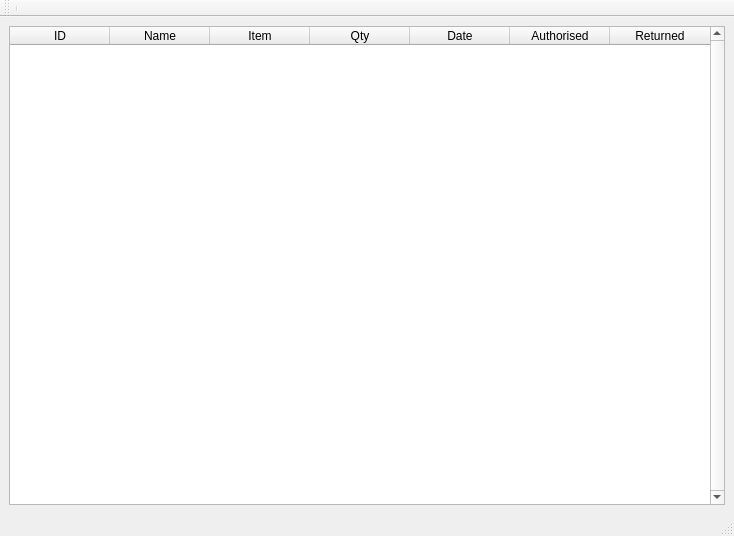
an-owl/storeman, file mainwindow.ui: the form before one commit.
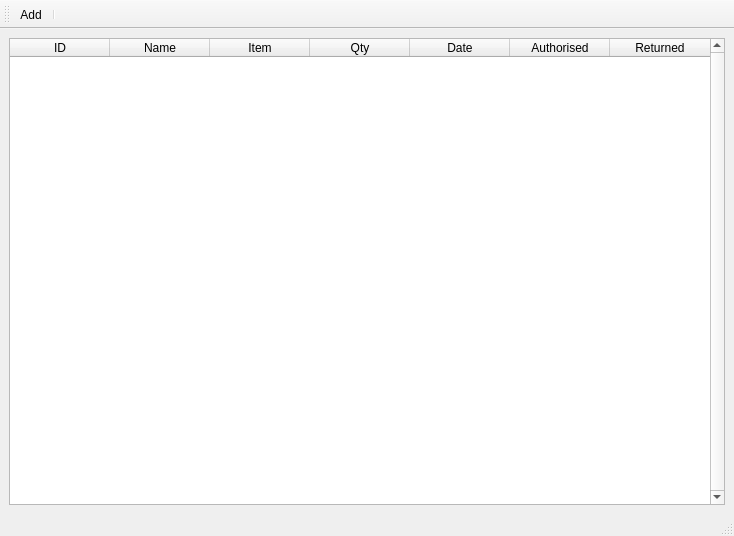
The form after the commit.

The edit to the form file:
```diff
--- a/mainwindow.ui
+++ b/mainwindow.ui
@@ -95,8 +95,20 @@
    <attribute name="toolBarBreak">
     <bool>false</bool>
    </attribute>
+   <addaction name="actionAdd"/>
    <addaction name="separator"/>
   </widget>
+  <action name="actionAdd">
+   <property name="text">
+    <string>Add</string>
+   </property>
+   <property name="toolTip">
+    <string>Add new entry</string>
+   </property>
+   <property name="shortcut">
+    <string>Ctrl+A</string>
+   </property>
+  </action>
  </widget>
  <resources/>
  <connections/>
```
